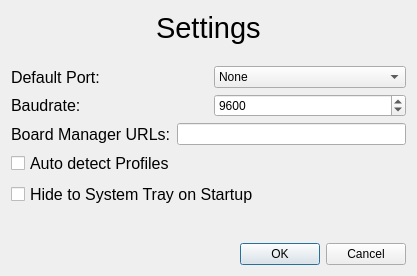
This is microstation/ui/settings.ui in TheCheese42/microstation as Qt 5 draws it before an edit. The edited form follows.
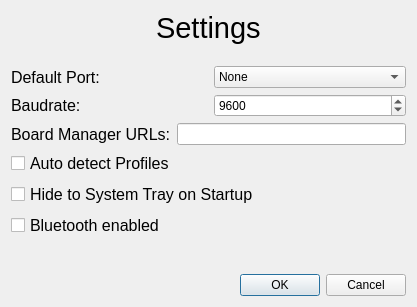
This is the edited form. Icons and pictures are not drawn.

Commit message: started bluetooth on the client implementation

Diff of the .ui file:
```diff
--- a/microstation/ui/settings.ui
+++ b/microstation/ui/settings.ui
@@ -7,7 +7,7 @@
     <x>0</x>
     <y>0</y>
     <width>417</width>
-    <height>276</height>
+    <height>307</height>
    </rect>
   </property>
   <property name="windowTitle">
@@ -204,6 +204,22 @@
      </property>
     </widget>
    </item>
+   <item>
+    <widget class="QCheckBox" name="bluetooth_enabled">
+     <property name="font">
+      <font>
+       <family>Liberation Sans</family>
+       <pointsize>12</pointsize>
+      </font>
+     </property>
+     <property name="toolTip">
+      <string>Wether Serial Bluetooth should be enabled.</string>
+     </property>
+     <property name="text">
+      <string>Bluetooth enabled</string>
+     </property>
+    </widget>
+   </item>
    <item>
     <spacer name="verticalSpacer">
      <property name="orientation">
```
The commit also changes 3 other files.
